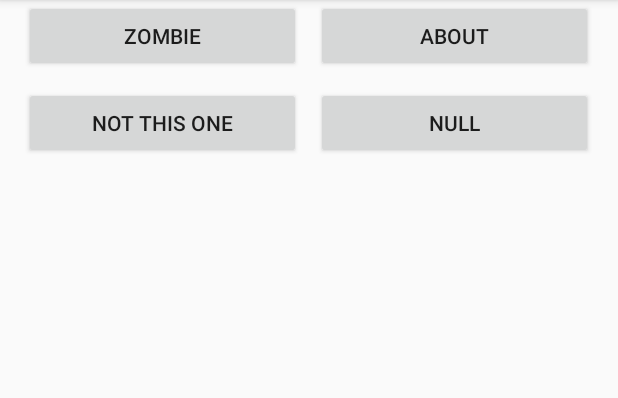
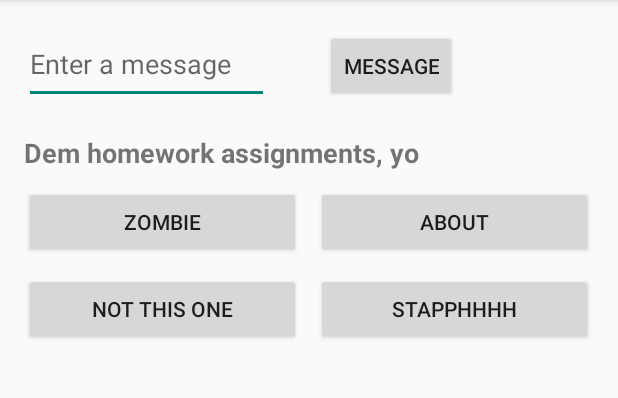
Before and after one commit to amy61789/AD340App, an Android app: the screen it shows after launch (MainActivity), on a phone screen of 412 x 824 dp, the part 84-482 px from its top. Run offline under Robolectric (Android 15) with nearby library versions, the phone set to English and light mode, and no system bars.

```diff
--- a/app/src/main/AndroidManifest.xml
+++ b/app/src/main/AndroidManifest.xml
@@ -23,6 +23,7 @@
         <activity android:name=".RecyclerActivity"/>
         <activity android:name=".Detail"/>
         <activity android:name=".About"/>
+        <activity android:name=".DetailActivity"/>
     </application>
 
 </manifest>
--- a/app/src/main/java/com/example/amyfunk/ad340app/MainActivity.java
+++ b/app/src/main/java/com/example/amyfunk/ad340app/MainActivity.java
@@ -2,13 +2,17 @@ package com.example.amyfunk.ad340app;
 
 import android.content.Context;
 import android.content.Intent;
+import android.content.SharedPreferences;
 import android.os.Bundle;
+import android.preference.PreferenceManager;
 import android.support.design.widget.NavigationView;
 import android.support.v4.view.GravityCompat;
 import android.support.v4.widget.DrawerLayout;
 import android.support.v7.app.ActionBar;
 import android.support.v7.app.AppCompatActivity;
 import android.support.v7.widget.Toolbar;
+import android.text.Editable;
+import android.text.TextWatcher;
 import android.util.Log;
 import android.view.Menu;
 import android.view.MenuItem;
@@ -16,14 +20,16 @@ import android.view.View;
 import android.view.ViewGroup;
 import android.widget.BaseAdapter;
 import android.widget.Button;
+import android.widget.EditText;
 import android.widget.GridView;
 import android.widget.Toast;
 
 public class MainActivity extends AppCompatActivity {
+    public static final String EXTRA_MESSAGE = "com.example.myapplication.MESSAGE";
     private static final String TAG = MainActivity.class.getSimpleName();
     private DrawerLayout mDrawerLayout;
 
-    String[] arr = {"Zombie", "About", "not this one", "null"};
+    String[] arr = {"Zombie", "About", "not this one", "stapphhhh"};
 
     @Override
     protected void onCreate(Bundle savedInstanceState) {
@@ -39,6 +45,34 @@ public class MainActivity extends AppCompatActivity {
         ActionBar actionbar = getSupportActionBar();
         actionbar.setDisplayHomeAsUpEnabled(true);
         actionbar.setHomeAsUpIndicator(R.drawable.ic_menu);
+        final SharedPreferences prefs = PreferenceManager
+                .getDefaultSharedPreferences(this);
+        EditText editText = findViewById(R.id.editText);
+        final Button button = findViewById(R.id.button);
+        editText.setText(prefs.getString("autoSave", ""));
+        editText.addTextChangedListener(new TextWatcher() {
+            @Override
+            public void beforeTextChanged(CharSequence s, int start, int count, int after) {
+
+            }
+
+            @Override
+            public void onTextChanged(CharSequence s, int start, int before, int count) {
+
+                if(s.toString().trim().length()==0){
+                    button.setEnabled(false);
+                }else{
+                    button.setEnabled(true);
+                }
+            }
+
+            @Override
+            public void afterTextChanged(Editable s) {
+
+                prefs.edit().putString("autoSave", s.toString()).commit();
+            }
+        });
+
 
         // handle navigation drawer events
         NavigationView navigationView = findViewById(R.id.nav_view);
@@ -66,6 +100,23 @@ public class MainActivity extends AppCompatActivity {
                 });
     }
 
+
+    public void sendMessage(View view) {
+
+        Intent intent = new Intent(this, DetailActivity.class);
+        EditText editText = findViewById(R.id.editText);
+        String message = editText.getText().toString();
+        Log.d(TAG, "info button " + message);
+        intent.putExtra(EXTRA_MESSAGE, message);
+        startActivity(intent);
+    }
+
+    public boolean inputIsValid(String str) {
+        if (str.length() == 0) {
+            return false;
+        }
+        return true;
+    }
 
     public class ButtonAdapter extends BaseAdapter {
         private Context context;
--- a/app/src/main/res/layout/content_main.xml
+++ b/app/src/main/res/layout/content_main.xml
@@ -8,6 +8,42 @@
     tools:context="com.example.amyfunk.ad340app.MainActivity"
     tools:showIn="@layout/activity_main">
 
+
+    <EditText
+        android:id="@+id/editText"
+        android:layout_width="163dp"
+        android:layout_height="53dp"
+        android:layout_marginLeft="16dp"
+        android:layout_marginStart="16dp"
+        android:layout_marginTop="16dp"
+        android:ems="10"
+        android:hint="@string/edit_message"
+        android:inputType="textPersonName"
+        app:layout_constraintLeft_toLeftOf="parent"
+        app:layout_constraintTop_toTopOf="parent" />
+
+    <Button
+        android:id="@+id/button"
+        android:layout_width="wrap_content"
+        android:layout_height="wrap_content"
+        android:layout_marginLeft="37dp"
+        android:layout_marginStart="37dp"
+        android:onClick="sendMessage"
+        android:text="@string/button_info"
+        app:layout_constraintBaseline_toBaselineOf="@+id/editText"
+        app:layout_constraintLeft_toRightOf="@+id/editText" />
+
+    <TextView
+        android:id="@+id/grid_header"
+        android:layout_width="wrap_content"
+        android:layout_height="wrap_content"
+        android:layout_marginLeft="16dp"
+        android:layout_marginTop="20dp"
+        android:text="Dem homework assignments, yo"
+        android:textSize="18sp"
+        android:textStyle="bold"
+        app:layout_constraintLeft_toLeftOf="parent"
+        app:layout_constraintTop_toBottomOf="@+id/editText" />
 
     <GridView xmlns:android="http://schemas.android.com/apk/res/android"
         android:id="@+id/gridview"
--- a/app/src/main/res/values/strings.xml
+++ b/app/src/main/res/values/strings.xml
@@ -7,4 +7,6 @@
     <string name="textViewAbout">This is my about page for my Android app. This project also contains a zombie movie recycler and detail page.</string>
     <string name="action_about">action_about</string>
     <string name="action_settings">action_settings</string>
+    <string name="button_info">message</string>
+    <string name="saved_text_entry">text_entry</string>
 </resources>
```
Also changed, not shown: app/build.gradle (+17 -0 lines), app/src/main/java/com/example/amyfunk/ad340app/DetailActivity.java (added, +89 -0 lines), app/src/main/java/com/example/amyfunk/ad340app/SharedPreferencesHelper.java (added, +43 -0 lines), app/src/main/res/layout/activity_message.xml (added, +21 -0 lines), 3 other files.
